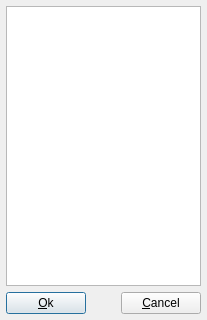
First picture: the form in sources/dialogs/dialog_list.ui, repository davy7125/polyphone, before the edit.
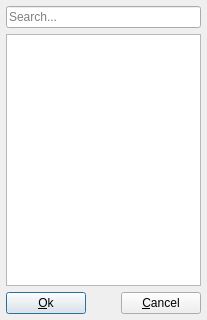
Second picture: the form after the edit. Icons and pictures are not drawn.

Diff of the .ui file:
```diff
--- a/sources/dialogs/dialog_list.ui
+++ b/sources/dialogs/dialog_list.ui
@@ -33,10 +33,7 @@
    <property name="spacing">
     <number>6</number>
    </property>
-   <item row="0" column="0">
-    <widget class="QListWidget" name="listWidget"/>
-   </item>
-   <item row="1" column="0">
+   <item row="3" column="0">
     <layout class="QHBoxLayout" name="horizontalLayout">
      <item>
       <widget class="QPushButton" name="pushOk">
@@ -67,6 +64,19 @@
      </item>
     </layout>
    </item>
+   <item row="1" column="0">
+    <widget class="QListWidget" name="listWidget"/>
+   </item>
+   <item row="0" column="0">
+    <widget class="QLineEdit" name="lineSearch">
+     <property name="placeholderText">
+      <string>Search...</string>
+     </property>
+     <property name="clearButtonEnabled">
+      <bool>true</bool>
+     </property>
+    </widget>
+   </item>
   </layout>
  </widget>
  <tabstops>
```
